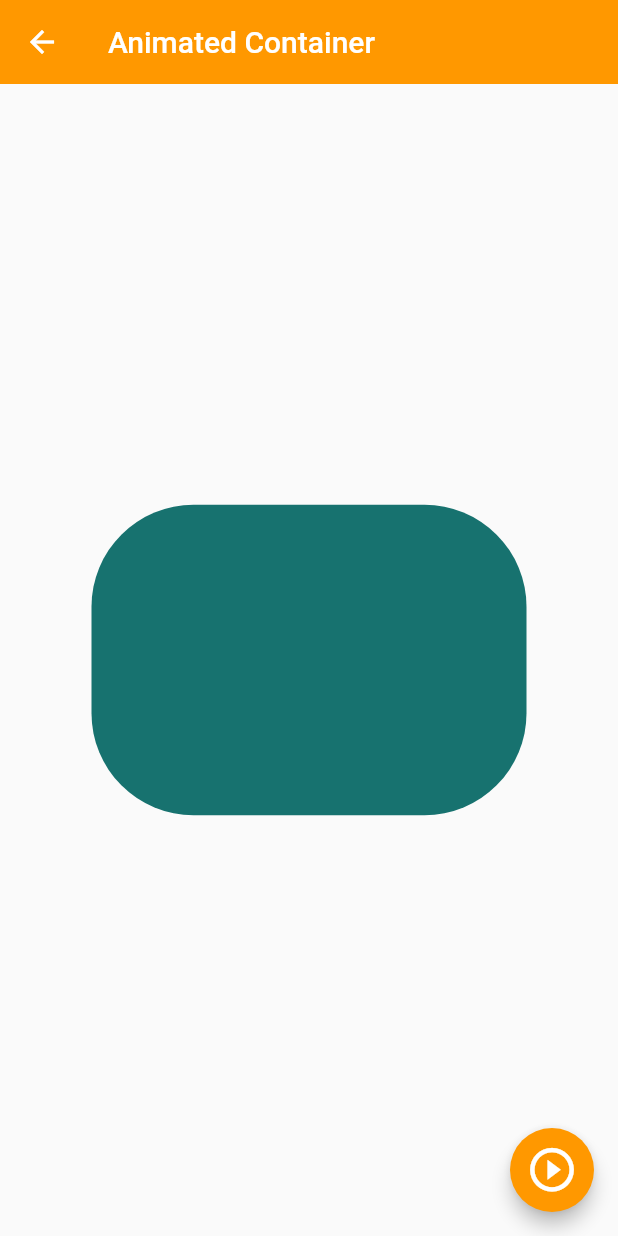
After one commit to slopezalvas/fl_components, a Flutter app: the AnimatedScreen screen opened by its route, after a tap on the "play circle outline" icon, on a phone screen of 412 x 824 dp. The commit adds this screen. Run offline on Flutter 3.47's test engine with Material 2 defaults, Android fonts, the phone set to English and light mode, and no system bars.

Commit message:
Widget Animated Container

```diff
--- a/lib/router/app_routes.dart
+++ b/lib/router/app_routes.dart
@@ -7,20 +7,21 @@ class AppRoutes {
   static const initialRoute = 'home';
 
   static final menuOptions = <MenuOption>[
-    //TODO: borrar home
 
-    MenuOption(route: 'home', name: 'Home Screen', screen: const HomeScreen(), icon: Icons.home),
+    // MenuOption(route: 'home', name: 'Home Screen', screen: const HomeScreen(), icon: Icons.home),
     MenuOption(route: 'listview1', name: 'Listview tipo 1', screen: const ListView1Screen(), icon: Icons.list),
     MenuOption(route: 'listview2', name: 'Listview tipo 2', screen: const ListView2Screen(), icon: Icons.list),
     MenuOption(route: 'alert', name: 'Alertas - Alerts', screen: const AlertScreen(), icon: Icons.add_alert),
     MenuOption(route: 'card', name: 'Tarjetas - Cards', screen: const CardScreen(), icon: Icons.credit_card),
     MenuOption(route: 'avatar', name: 'Circle Avatar', screen: const AvatarScreen(), icon: Icons.supervised_user_circle_outlined),
+    MenuOption(route: 'animated', name: 'Animated Container', screen: const AnimatedScreen(), icon: Icons.play_circle_outline),
 
   ];
 
   static Map<String, Widget Function(BuildContext)> getAppRoutes () {
 
     Map<String, Widget Function(BuildContext)> appRoutes = {};
+    appRoutes.addAll({'home' : (BuildContext context) => const HomeScreen()});
 
     for ( final option in menuOptions ){
       appRoutes.addAll({option.route : (BuildContext context) => option.screen});
--- /dev/null
+++ b/lib/screens/animated_screen.dart
@@ -0,0 +1,62 @@
+import 'dart:math';
+
+import 'package:flutter/material.dart';
+
+class AnimatedScreen extends StatefulWidget {
+
+  const AnimatedScreen({Key? key}) : super(key: key);
+
+  @override
+  State<AnimatedScreen> createState() => _AnimatedScreenState();
+}
+
+class _AnimatedScreenState extends State<AnimatedScreen>{
+
+  double _width = 50;
+  double _height = 50;
+  Color _color = Colors.amber;
+  BorderRadius _borderRadius = BorderRadius.circular(10);
+
+  void changeShape(){
+    final random = Random();
+
+    _width = random.nextInt(300).toDouble() + 70;
+    _height = random.nextInt(300).toDouble() + 70;
+    _color = Color.fromRGBO(
+      random.nextInt(255),
+      random.nextInt(255),
+      random.nextInt(255),
+      1
+      );
+    _borderRadius = BorderRadius.circular(random.nextInt(100).toDouble() + 10);
+    setState(() {
+
+    });
+  }
+
+  @override
+  Widget build(BuildContext context) {
+    return  Scaffold(
+      appBar: AppBar(
+        title: const Text('Animated Container'),
+      ),
+      body:  Center(
+         child: AnimatedContainer(
+          duration: const Duration(milliseconds: 400),
+          curve: Curves.easeOutCubic,
+          width: _width,
+          height: _height,
+          decoration: BoxDecoration(
+             color: _color,
+             borderRadius: _borderRadius
+           ),
+         )
+      ),
+
+      floatingActionButton: FloatingActionButton(
+        onPressed: changeShape,
+        child: const Icon( Icons.play_circle_outline, size: 35, ),
+      ),
+    );
+  }
+}
--- a/lib/screens/screens.dart
+++ b/lib/screens/screens.dart
@@ -1,3 +1,5 @@
+
+export 'package:fl_components/screens/animated_screen.dart';
 
 export 'package:fl_components/screens/alert_screen.dart';
 export 'package:fl_components/screens/avatar_screen.dart';
```
